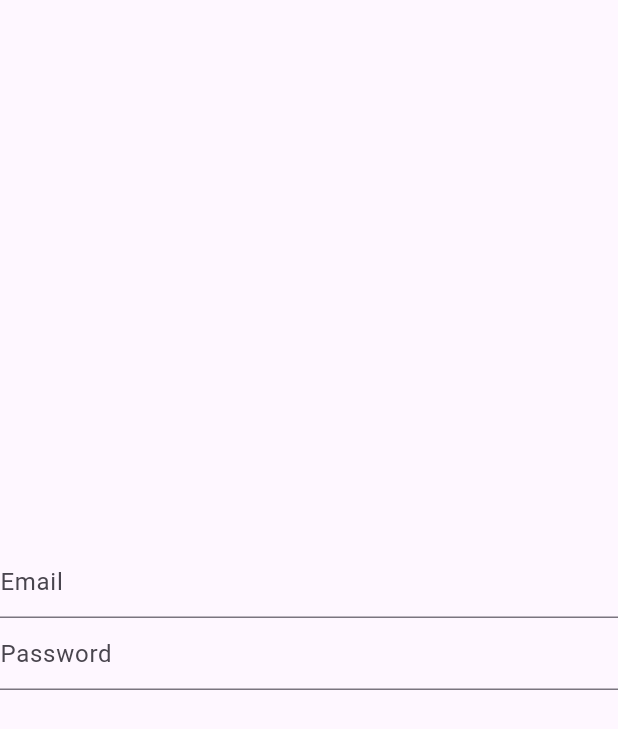
After one commit to shreeshantuchi/chart, a Flutter app: the screen it shows after launch, on a phone screen of 412 x 824 dp. The commit adds this screen. Shown: the top 729 px of the screen. Run offline on Flutter 3.47's test engine with Material 3 defaults, Android fonts, the phone set to English and light mode, and no system bars; our stand-ins replace fl_chart, rxdart.

Commit message:
form validation

```diff
--- a/lib/main.dart
+++ b/lib/main.dart
@@ -1,5 +1,8 @@
 import 'package:custom_chart/pages/chart_page.dart';
+import 'package:custom_chart/pages/form_validation_page.dart';
+import 'package:custom_chart/pages/test_page.dart';
 import 'package:flutter/material.dart';
+import 'package:rxdart/rxdart.dart';
 
 void main() {
   runApp(const MyApp());
@@ -17,7 +20,7 @@ class MyApp extends StatelessWidget {
         colorScheme: ColorScheme.fromSeed(seedColor: Colors.deepPurple),
         useMaterial3: true,
       ),
-      home: const ChartPage(),
+      home: const FormFields(),
     );
   }
 }
--- /dev/null
+++ b/lib/pages/form_validation_page.dart
@@ -0,0 +1,42 @@
+import 'package:custom_chart/services/validator_service.dart';
+import 'package:flutter/material.dart';
+
+class FormFields extends StatefulWidget {
+  const FormFields({super.key});
+
+  @override
+  State<FormFields> createState() => _FormFieldsState();
+}
+
+class _FormFieldsState extends State<FormFields> {
+  final _formStream = ValidatorService();
+  @override
+  Widget build(BuildContext context) {
+    return Scaffold(
+      body: Column(
+        mainAxisAlignment: MainAxisAlignment.center,
+        children: [
+          StreamBuilder<String>(
+              stream: _formStream.emailStream,
+              builder: (context, snapshot) {
+                return TextField(
+                  onChanged: (value) => _formStream.emailChanged(value),
+                  decoration: InputDecoration(
+                      hintText: "Email", errorText: snapshot.error?.toString()),
+                );
+              }),
+          StreamBuilder<String>(
+              stream: _formStream.passwordStream,
+              builder: (context, snapshot) {
+                return TextField(
+                  onChanged: (value) => _formStream.passwrodChanged(value),
+                  decoration: InputDecoration(
+                      hintText: "Password",
+                      errorText: snapshot.error?.toString()),
+                );
+              }),
+        ],
+      ),
+    );
+  }
+}
--- a/lib/services/line_function.dart
+++ b/lib/services/line_function.dart
@@ -9,8 +9,8 @@ class LineFunction {
         titlesData: const FlTitlesData(show: false),
         borderData: FlBorderData(show: false),
         lineBarsData: lineBarsData(data, color),
-        minX: -1,
-        maxX: data.length.toDouble(),
+        // minX: -1,
+
         maxY: data.reduce((a, b) => a > b ? a : b).toDouble(),
         minY: 0,
       );
@@ -19,7 +19,7 @@ class LineFunction {
 
   LineChartBarData lineChartBarData(List<int> data, Color color) =>
       LineChartBarData(
-        curveSmoothness: 0.4,
+        curveSmoothness: 0.3,
         isCurved: true,
         color: color,
         barWidth: 4,
--- /dev/null
+++ b/lib/services/validator_service.dart
@@ -0,0 +1,39 @@
+import 'dart:async';
+
+import 'package:rxdart/rxdart.dart';
+
+class ValidatorService {
+  BehaviorSubject emailController = BehaviorSubject<String>();
+  BehaviorSubject passwordConroller = BehaviorSubject<String>();
+
+  Function(String text) get emailChanged => emailController.sink.add;
+  Function(String text) get passwrodChanged => passwordConroller.sink.add;
+
+  Stream<String> get emailStream =>
+      emailController.stream.transform(_validateEmail);
+  Stream<String> get passwordStream =>
+      passwordConroller.stream.transform(_validatePassword);
+
+  final _validateEmail = StreamTransformer<String, String>.fromHandlers(
+    handleData: (email, sink) {
+      final emailRegex =
+          RegExp(r'^[a-zA-Z0-9._%-]+@[a-zA-Z0-9.-]+\.[a-zA-Z]{2,}$');
+
+      if (emailRegex.hasMatch(email)) {
+        sink.add(email);
+      } else {
+        sink.addError('Enter a valid email');
+      }
+    },
+  );
+
+  final _validatePassword = StreamTransformer<String, String>.fromHandlers(
+    handleData: (password, sink) {
+      if ((password.length > 6)) {
+        sink.add(password);
+      } else {
+        sink.addError('password should be greater than 6');
+      }
+    },
+  );
+}
--- a/pubspec.yaml
+++ b/pubspec.yaml
@@ -37,6 +37,7 @@ dependencies:
   cupertino_icons: ^1.0.6
   fl_chart: ^0.69.0
   provider: ^6.1.2
+  rxdart: ^0.28.0
 
 dev_dependencies:
   flutter_test:
```
Also changed, not shown: lib/pages/test_page.dart (added, +95 -0 lines), lib/widgets/custom_bar_chart.dart (+17 -15 lines), pubspec.lock.
